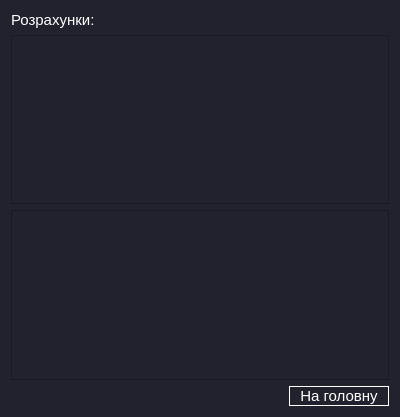
Above: resultViushka2table.ui from NonExistentUsername/proctica before the change. Below: the same form after it.
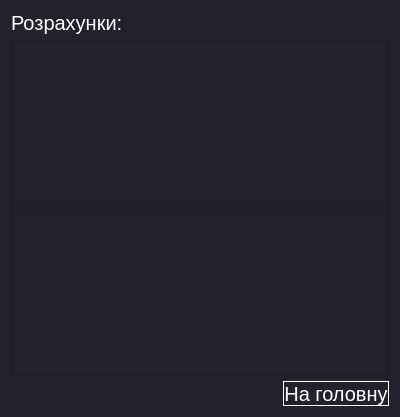
That is the form after the change.

```diff
--- a/resultViushka2table.ui
+++ b/resultViushka2table.ui
@@ -22,7 +22,7 @@
     <widget class="QLabel" name="label">
      <property name="font">
       <font>
-       <pointsize>11</pointsize>
+       <pointsize>15</pointsize>
       </font>
      </property>
      <property name="styleSheet">
@@ -34,10 +34,22 @@
     </widget>
    </item>
    <item>
-    <widget class="QTableView" name="tableView"/>
+    <widget class="QTableView" name="tableView">
+     <property name="font">
+      <font>
+       <pointsize>15</pointsize>
+      </font>
+     </property>
+    </widget>
    </item>
    <item>
-    <widget class="QTableView" name="tableView_2"/>
+    <widget class="QTableView" name="tableView_2">
+     <property name="font">
+      <font>
+       <pointsize>15</pointsize>
+      </font>
+     </property>
+    </widget>
    </item>
    <item>
     <layout class="QHBoxLayout" name="horizontalLayout">
@@ -59,12 +71,12 @@
        <property name="minimumSize">
         <size>
          <width>100</width>
-         <height>0</height>
+         <height>25</height>
         </size>
        </property>
        <property name="font">
         <font>
-         <pointsize>11</pointsize>
+         <pointsize>15</pointsize>
          <weight>50</weight>
          <bold>false</bold>
         </font>
```
